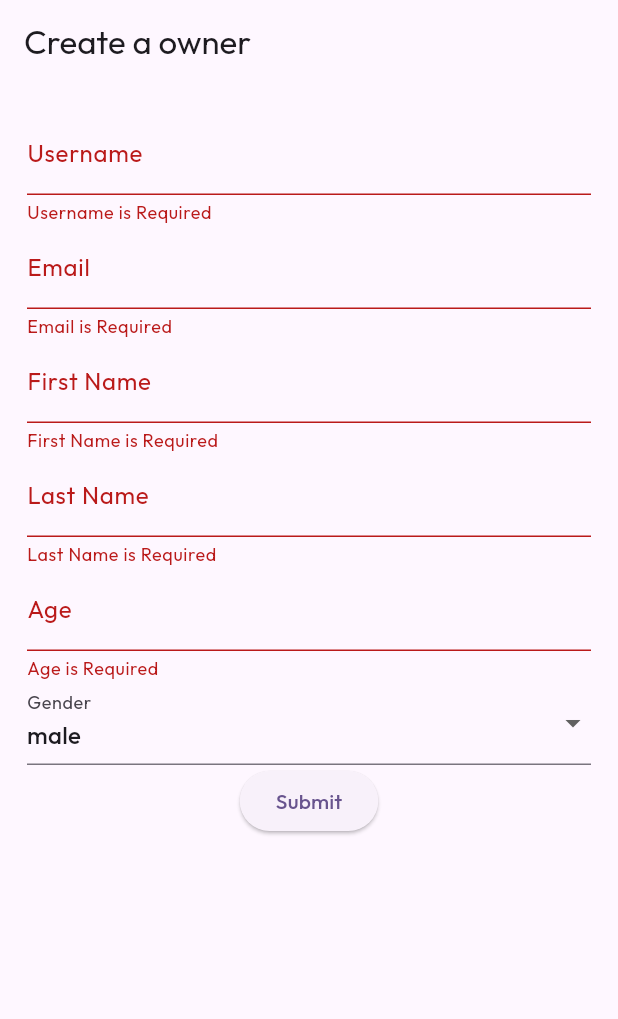
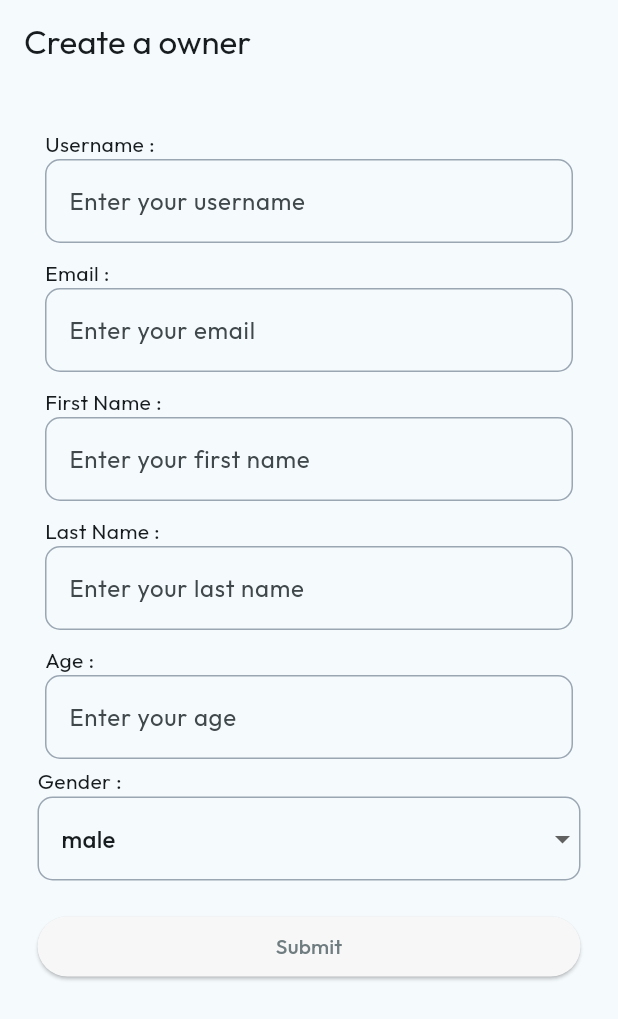
Before and after one commit to krishas04/moto_manage_app, a Flutter app: the CreateOwnerScreen screen opened by its route, after a tap on "Submit", on a phone screen of 412 x 824 dp. Shown: the top 1019 px of the screen. Run offline on Flutter 3.47's test engine with Material 3 defaults, Android fonts, the phone set to English and light mode, and no system bars; our stand-ins replace flutter_svg, get_it, go_router; network calls fail.

Commit message:
feat(ui): enhance CreateUser form and define theme colors

```diff
--- /dev/null
+++ b/lib/core/constants/app_colors.dart
@@ -0,0 +1,26 @@
+import 'package:flutter/material.dart';
+
+class AppColors {
+  static const Color primary = Color(0xFFE8DFCA);
+  static const Color accent = Color(0xFFECF4E8);
+
+  // Backgrounds
+  static const Color backgroundOffWhite = Color(0xFFFFF8F0);
+
+  static const Color bluishWhite= Color(0xFFF8FAFC);
+  static const Color lightBlue= Color(0xFFD9EAFD);
+  static const Color lightGrey= Color(0xFFBCCCDC);
+  static const Color darkGrey= Color(0xFF9AA6B2);
+  static const Color b= Color(0xFFF7F7F7);
+  static const Color c= Color(0xFFFBFBFB);
+
+  static const Color tWhite= Color(0xFFBCBCBC);
+  static const Color tGrey= Color(0xFF6F7C80);
+  static const Color black= Color(0xFF000000);
+  static const Color white= Color(0xFFFFFFFF);
+  static const Color greyBlack= Color(0xFF282828);
+
+
+
+
+}
--- a/lib/features/owner_management/presentation/pages/create_owner_screen.dart
+++ b/lib/features/owner_management/presentation/pages/create_owner_screen.dart
@@ -3,6 +3,7 @@ import 'package:flutter/material.dart';
 import 'package:moto_manage/features/owner_management/domain/entities/owner.dart';
 import 'package:moto_manage/features/owner_management/domain/usecases/create_owner_usercase.dart';
 import 'package:moto_manage/features/owner_management/presentation/widgets/custom_text_field.dart';
+import 'package:moto_manage/features/owner_management/presentation/widgets/wide_elevated_button.dart';
 
 import '../../../../core/di/service_locator.dart';
 
@@ -81,10 +82,11 @@ class _CreateOwnerScreenState extends State<CreateOwnerScreen> {
       body: Form(
           key:_formKey,
           child: Padding(
-            padding: const EdgeInsets.all(8.0),
+            padding: const EdgeInsets.all(10.0),
             child: SingleChildScrollView(
-              padding: EdgeInsets.all(10),
+              padding: EdgeInsets.all(15),
               child: Column(
+                crossAxisAlignment: CrossAxisAlignment.start,
                 children: [
                   CustomTextField(controller:_userNameController, label:"Username"),
                   CustomTextField(controller:_emailController, label:"Email",type: TextInputType.emailAddress),
@@ -93,18 +95,27 @@ class _CreateOwnerScreenState extends State<CreateOwnerScreen> {
                   CustomTextField(controller:_ageController, label:"Age",type: TextInputType.number),
 
                   // Gender Dropdown
+                  Text("Gender :"),
                   DropdownButtonFormField<String>(
                     initialValue: _selectedGender,
                     items: ["male", "female", "other"].map((String value) {
                       return DropdownMenuItem(value: value, child: Text(value));
                     }).toList(),
                     onChanged: (val) => setState(() => _selectedGender = val!),
-                    decoration: const InputDecoration(labelText: "Gender"),
-                  ),
+                    decoration: InputDecoration(
+                      enabledBorder: CustomTextField.buildOutlineInputBorder()
+                      ),
+                    ),
 
-                  ElevatedButton(
-                    onPressed:  _submitForm,
-                    child: const Text('Submit'),
+                  SizedBox(height: 20,),
+
+
+                  Center(
+                    child: WideElevatedButton(
+                        text: 'Submit',
+                        onPressed: (){
+                        _submitForm;
+                      })
                   ),
                 ],
 
--- a/lib/features/owner_management/presentation/pages/owner_screen.dart
+++ b/lib/features/owner_management/presentation/pages/owner_screen.dart
@@ -1,5 +1,7 @@
 import 'package:flutter/material.dart';
+import 'package:flutter_svg/svg.dart';
 import 'package:go_router/go_router.dart';
+import 'package:moto_manage/core/constants/app_colors.dart';
 
 import 'package:moto_manage/features/owner_management/domain/entities/owner.dart';
 import 'package:moto_manage/features/owner_management/domain/usecases/get_owners_usecase.dart';
@@ -59,13 +61,30 @@ class _OwnerScreenState extends State<OwnerScreen> {
                 separatorBuilder: (context, index) => const SizedBox(height: 10),
                 itemBuilder: (context, index) {
                   final owner = owners[index];
-                  return ListTile(
-                    leading: Icon(Icons.person),
-                    title: Text(owner.fullName!),
-                    subtitle: Text(owner.phoneNumber),
-                    onTap: (){
-                      context.push('/vehicles/${owner.id}');
-                    },
+                  return Container(
+                    decoration:BoxDecoration(
+                      color: AppColors.b,
+                      borderRadius: BorderRadius.circular(50),
+                    ),
+                    child: ListTile(
+                      leading: Container(
+                        decoration: BoxDecoration(
+                          color: AppColors.backgroundOffWhite,
+                          shape: BoxShape.circle,
+                        ),
+                        child: SvgPicture.asset(
+                          'assets/images/man.svg',
+                          width: 50,
+                          height: 50,
+                          ),
+                      ),
+                      title: Text(owner.fullName!),
+                      subtitle: Text(owner.phoneNumber),
+                      trailing: Icon(Icons.arrow_forward),
+                      onTap: (){
+                        context.push('/vehicles/${owner.id}');
+                      },
+                    ),
                   );
                 },
               );
@@ -75,7 +94,12 @@ class _OwnerScreenState extends State<OwnerScreen> {
             return const Center(child: Text("Something went wrong"));
           },
         ),
-        floatingActionButton: FloatingActionButton(onPressed: (){context.push('/users');},child: Icon(Icons.add),)
+        floatingActionButton: FloatingActionButton.extended(
+          onPressed: (){
+            context.push('/users');
+            },
+          label: Text('+ Create User'),
+        )
     );
   }
 }
--- a/lib/features/owner_management/presentation/widgets/custom_text_field.dart
+++ b/lib/features/owner_management/presentation/widgets/custom_text_field.dart
@@ -1,4 +1,5 @@
 import 'package:flutter/material.dart';
+import 'package:moto_manage/core/constants/app_colors.dart';
 
 class CustomTextField extends StatelessWidget {
   final TextEditingController controller;
@@ -8,11 +9,36 @@ class CustomTextField extends StatelessWidget {
 
   @override
   Widget build(BuildContext context) {
-    return TextFormField(
-      controller:controller,
-      decoration: InputDecoration(labelText: label),
-      keyboardType: type,
-      validator:(value)=> value==null || value.isEmpty ? "$label is Required": null,
+    return Padding(
+      padding: const EdgeInsets.all(5.0),
+      child: Column(
+        crossAxisAlignment: CrossAxisAlignment.start,
+        children: [
+          Text(
+            '$label :',
+            style: TextStyle(),
+          ),
+          TextFormField(
+            controller:controller,
+            decoration: InputDecoration(
+              hintText: "Enter your ${label.toLowerCase()}",
+              enabledBorder: buildOutlineInputBorder(),
+              focusedBorder:  buildOutlineInputBorder(),
+            ),
+            keyboardType: type,
+            validator:(value)=> value==null || value.isEmpty ? "$label is Required": null,
+          ),
+        ],
+      ),
     );
   }
+
+  static OutlineInputBorder buildOutlineInputBorder() {
+    return OutlineInputBorder(
+            borderRadius: BorderRadius.circular(10),
+            borderSide: BorderSide(
+                color: AppColors.darkGrey
+            )
+        );
+  }
 }
--- /dev/null
+++ b/lib/features/owner_management/presentation/widgets/wide_elevated_button.dart
@@ -0,0 +1,26 @@
+import 'package:flutter/material.dart';
+import 'package:moto_manage/core/constants/app_colors.dart';
+
+class WideElevatedButton extends StatelessWidget {
+  final String text;
+  final VoidCallback onPressed;
+  final Color backGroundColor;
+  final Color textColor;
+
+  const WideElevatedButton({super.key,required this.text,required this.onPressed,this.backGroundColor=AppColors.b, this.textColor=AppColors.tGrey});
+
+  @override
+  Widget build(BuildContext context) {
+    return Container(
+      width: double.infinity,
+      child: ElevatedButton(
+          onPressed: onPressed,
+          style: ElevatedButton.styleFrom(
+            backgroundColor: backGroundColor,
+            foregroundColor: textColor,
+          ),
+          child: Text(text),
+      ),
+    );
+  }
+}
--- a/lib/main.dart
+++ b/lib/main.dart
@@ -1,4 +1,5 @@
 import 'package:flutter/material.dart';
+import 'package:moto_manage/core/constants/app_colors.dart';
 
 import 'config/Router/router.dart';
 import 'core/di/service_locator.dart';
@@ -17,7 +18,7 @@ class MyApp extends StatelessWidget {
       title: 'Moto Manage',
       debugShowCheckedModeBanner: false,
       theme: ThemeData(
-        colorScheme: ColorScheme.fromSeed(seedColor: Colors.deepPurple),
+         colorScheme: ColorScheme.fromSeed(seedColor: AppColors.bluishWhite),
         fontFamily: 'Outfit',
       ),
       routerConfig: router,
--- a/pubspec.yaml
+++ b/pubspec.yaml
@@ -37,6 +37,7 @@ dependencies:
   # Use with the CupertinoIcons class for iOS style icons.
   cupertino_icons: ^1.0.8
   go_router: ^17.1.0
+  flutter_svg: ^2.2.4
 
 dev_dependencies:
   flutter_test:
@@ -71,8 +72,8 @@ flutter:
 
 
   # To add assets to your application, add an assets section, like this:
-  # assets:
-  #   - images/a_dot_burr.jpeg
+  assets:
+    - assets/images/
   #   - images/a_dot_ham.jpeg
 
   # An image asset can refer to one or more resolution-specific "variants", see
```
Also changed, not shown: assets/images/car.svg (added), assets/images/man.svg (added), assets/images/motorcycle.svg (added), assets/images/woman.svg (added), pubspec.lock.
